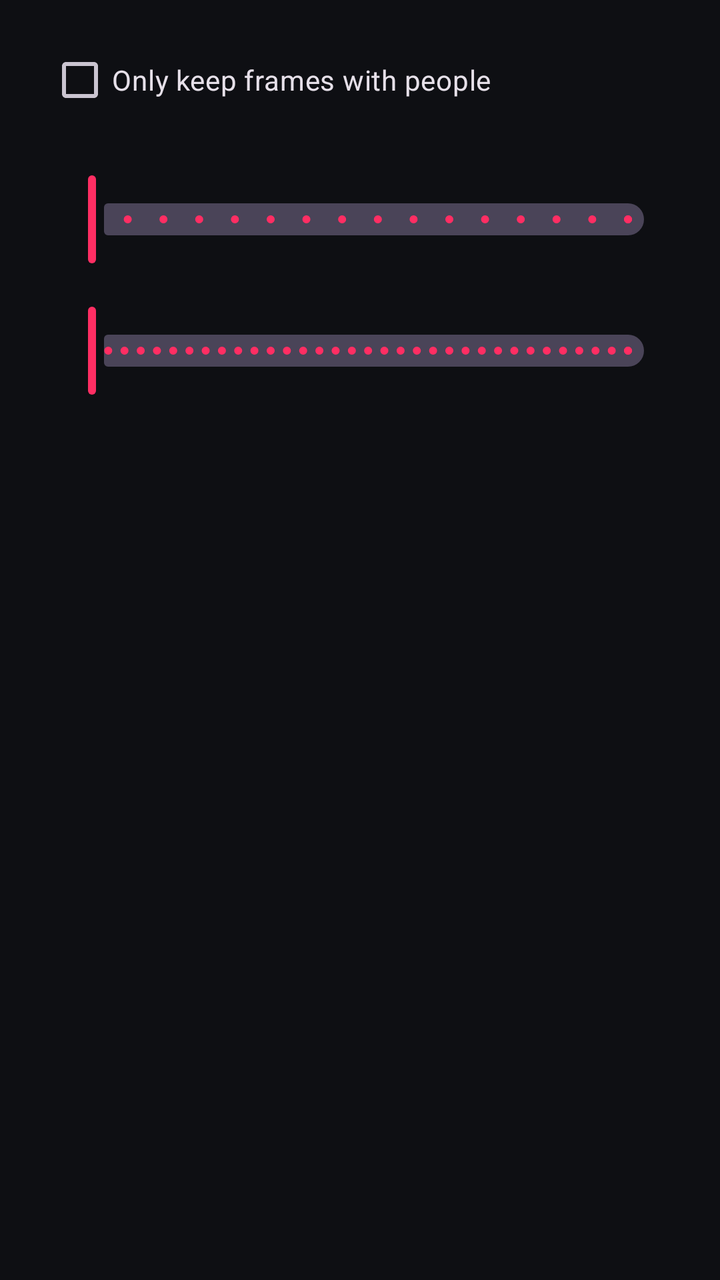
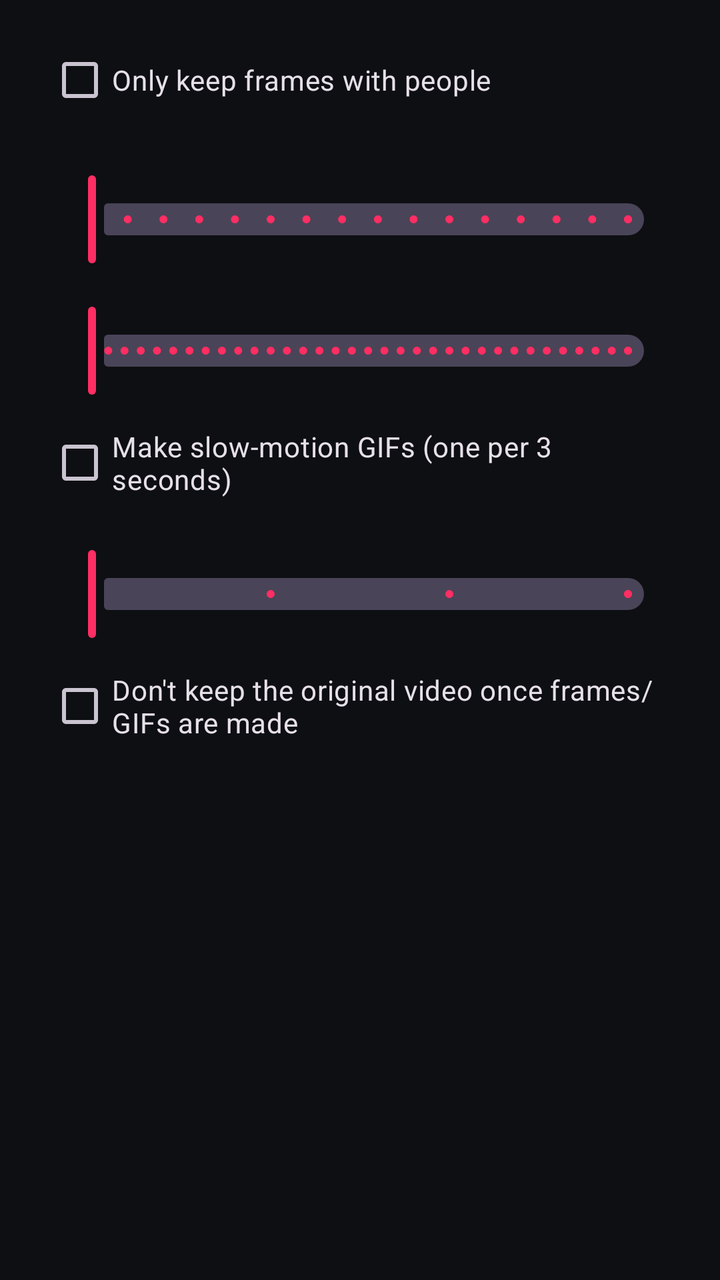

Compare the two renders of this Android layout. The source of the first and the diff that turns it into the second are given below.
<!-- AndroidManifest.xml: application theme Theme.TokSaver -->
<!-- res/layout/dialog_download.xml -->
<?xml version="1.0" encoding="utf-8"?>
<ScrollView xmlns:android="http://schemas.android.com/apk/res/android"
    android:layout_width="match_parent"
    android:layout_height="wrap_content">

    <LinearLayout
        android:layout_width="match_parent"
        android:layout_height="wrap_content"
        android:orientation="vertical"
        android:paddingHorizontal="24dp"
        android:paddingTop="8dp">

        <RadioGroup
            android:id="@+id/modeGroup"
            android:layout_width="match_parent"
            android:layout_height="wrap_content" />

        <com.google.android.material.checkbox.MaterialCheckBox
            android:id="@+id/peopleOnly"
            android:layout_width="match_parent"
            android:layout_height="wrap_content"
            android:layout_marginTop="8dp"
            android:text="Only keep frames with people" />

        <LinearLayout
            android:id="@+id/peopleOptions"
            android:layout_width="match_parent"
            android:layout_height="wrap_content"
            android:orientation="vertical">

            <TextView
                android:id="@+id/confLabel"
                android:layout_width="wrap_content"
                android:layout_height="wrap_content"
                android:layout_marginTop="4dp"
                android:textSize="13sp" />

            <com.google.android.material.slider.Slider
                android:id="@+id/confSlider"
                android:layout_width="match_parent"
                android:layout_height="wrap_content"
                android:stepSize="5"
                android:valueFrom="20"
                android:valueTo="95" />

            <TextView
                android:id="@+id/areaLabel"
                android:layout_width="wrap_content"
                android:layout_height="wrap_content"
                android:textSize="13sp" />

            <com.google.android.material.slider.Slider
                android:id="@+id/areaSlider"
                android:layout_width="match_parent"
                android:layout_height="wrap_content"
                android:stepSize="1"
                android:valueFrom="0"
                android:valueTo="50" />
        </LinearLayout>
    </LinearLayout>
</ScrollView>
<!-- resources referenced by this layout -->
<resources>
  <style name="Theme.TokSaver" parent="Theme.Material3.Dark.NoActionBar">
          <item name="colorPrimary">@color/brand</item>
          <item name="colorOnPrimary">#FFFFFF</item>
          <item name="colorSecondary">#08D9D6</item>
          <item name="android:windowBackground">#0E0F13</item>
          <item name="android:statusBarColor">#0E0F13</item>
          <item name="android:navigationBarColor">#0E0F13</item>
      </style>
  <color name="brand">#FF2E63</color>
</resources>

<!-- the commit's change to res/layout/dialog_download.xml (unified diff, before → after) -->
@@ -57,5 +57,40 @@
                 android:valueFrom="0"
                 android:valueTo="50" />
         </LinearLayout>
+
+        <com.google.android.material.checkbox.MaterialCheckBox
+            android:id="@+id/gifs"
+            android:layout_width="match_parent"
+            android:layout_height="wrap_content"
+            android:layout_marginTop="8dp"
+            android:text="Make slow-motion GIFs (one per 3 seconds)" />
+
+        <LinearLayout
+            android:id="@+id/gifOptions"
+            android:layout_width="match_parent"
+            android:layout_height="wrap_content"
+            android:orientation="vertical">
+
+            <TextView
+                android:id="@+id/slowLabel"
+                android:layout_width="wrap_content"
+                android:layout_height="wrap_content"
+                android:textSize="13sp" />
+
+            <com.google.android.material.slider.Slider
+                android:id="@+id/slowSlider"
+                android:layout_width="match_parent"
+                android:layout_height="wrap_content"
+                android:stepSize="1"
+                android:valueFrom="1"
+                android:valueTo="4" />
+        </LinearLayout>
+
+        <com.google.android.material.checkbox.MaterialCheckBox
+            android:id="@+id/deleteOriginal"
+            android:layout_width="match_parent"
+            android:layout_height="wrap_content"
+            android:layout_marginTop="8dp"
+            android:text="Don't keep the original video once frames/GIFs are made" />
     </LinearLayout>
 </ScrollView>
